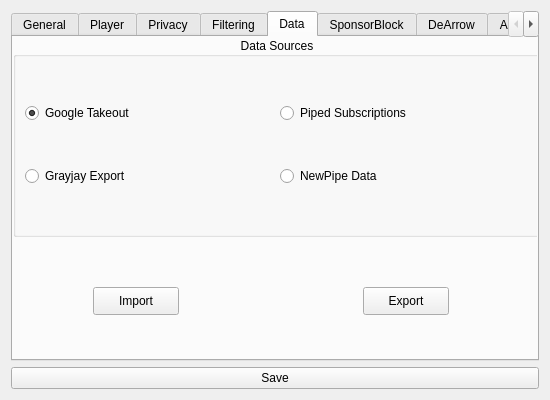
This is src/ui/forms/settings/settingsform.ui in BowDown097/QtTube as Qt 5 draws it before an edit. The edited form follows.
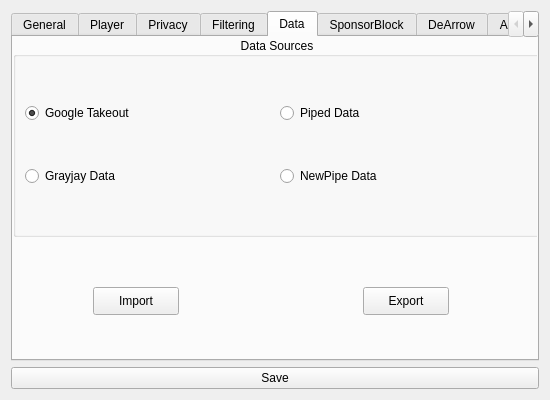
This is the edited form. The open tabs and pages were chosen to show the change.

Commit message:
Add remaining data import wizards
Importing watch history is still broken. Export wizards will be done
next, but it'll probably be a while.

Diff of the .ui file:
```diff
--- a/src/ui/forms/settings/settingsform.ui
+++ b/src/ui/forms/settings/settingsform.ui
@@ -470,7 +470,7 @@
         <item row="1" column="0">
          <widget class="QRadioButton" name="grayjayRadio">
           <property name="text">
-           <string>Grayjay Export</string>
+           <string>Grayjay Data</string>
           </property>
          </widget>
         </item>
@@ -487,7 +487,7 @@
         <item row="0" column="1">
          <widget class="QRadioButton" name="pipedRadio">
           <property name="text">
-           <string>Piped Subscriptions</string>
+           <string>Piped Data</string>
           </property>
          </widget>
         </item>
```
The commit also changes 14 other files.
